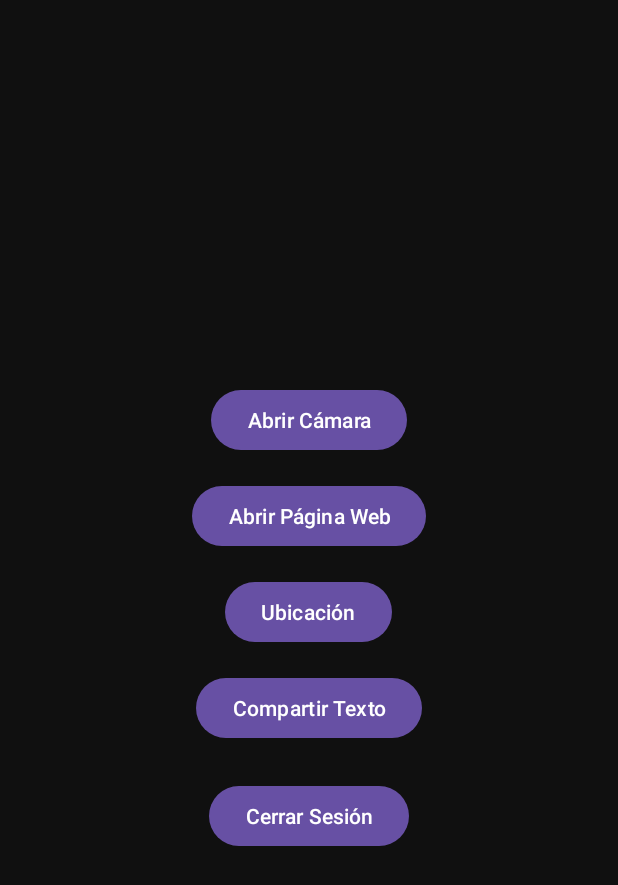
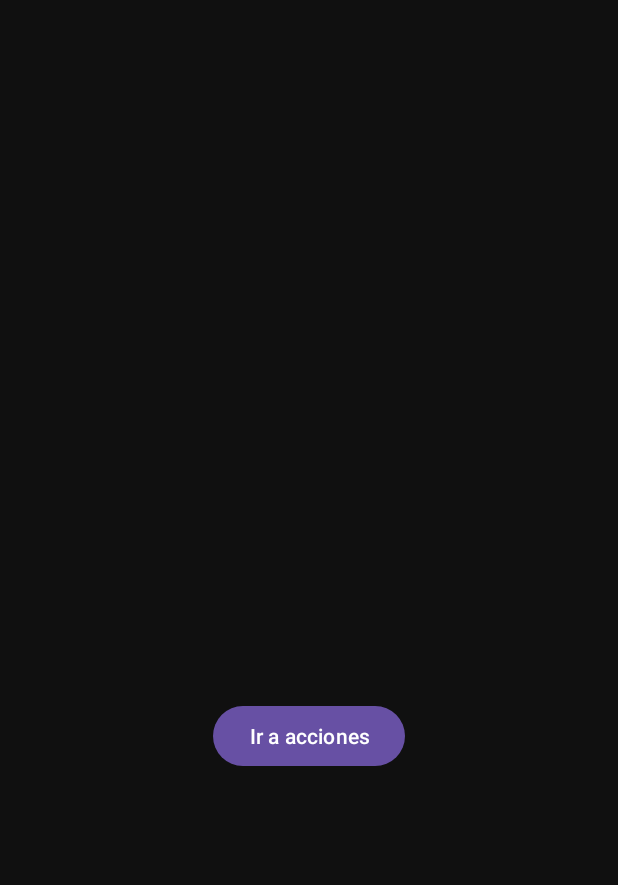
Before and after one commit to MarcoRico02/evaluacion1, an Android app: the layout activity_profile.xml on its own in the app's theme, with its tools: preview values and no code run, on a phone screen of 412 x 824 dp. Shown: the top 885 px of the screen. Run offline under Robolectric (Android 15) with nearby library versions, the phone set to English and light mode, and no system bars.

Commit message:
Pantalla de inicio o perfil del usuario

```diff
--- a/app/src/main/AndroidManifest.xml
+++ b/app/src/main/AndroidManifest.xml
@@ -16,6 +16,7 @@
         <activity android:name=".Onboarding2Activity" />
         <activity android:name=".LoginActivity" />
         <activity android:name=".WelcomeActivity" />
+        <activity android:name=".ProfileActivity" />
         <activity
             android:name=".MainActivity"
             android:exported="true">
--- a/app/src/main/java/com/example/evaluacin1/ProfileActivity.java
+++ b/app/src/main/java/com/example/evaluacin1/ProfileActivity.java
@@ -6,13 +6,30 @@ import android.net.Uri;
 import android.os.Bundle;
 import android.view.View;
 import android.widget.Toast;
+import android.widget.TextView;
 
 public class ProfileActivity extends AppCompatActivity {
+
+    private TextView tvUsername, tvGamesPlayed, tvFavoriteGame, tvAchievements;
 
     @Override
     protected void onCreate(Bundle savedInstanceState) {
         super.onCreate(savedInstanceState);
         setContentView(R.layout.activity_profile);
+
+        // Referencias
+        tvUsername = findViewById(R.id.tvUsername);
+        tvGamesPlayed = findViewById(R.id.tvGamesPlayed);
+        tvFavoriteGame = findViewById(R.id.tvFavoriteGame);
+        tvAchievements = findViewById(R.id.tvAchievements);
+
+        // Datos hardcodeados
+        String username = getIntent().getStringExtra("USERNAME");
+        if(username == null) username = "Alumno";
+        tvUsername.setText("Usuario: " + username);
+        tvGamesPlayed.setText("Juegos jugados: 12");
+        tvFavoriteGame.setText("Juego favorito: Celeste");
+        tvAchievements.setText("Logros desbloqueados: 5/10");
     }
 
     // Abrir cámara
--- a/app/src/main/res/layout/activity_profile.xml
+++ b/app/src/main/res/layout/activity_profile.xml
@@ -7,37 +7,41 @@
     android:layout_width="match_parent"
     android:layout_height="match_parent">
 
-    <Button
-        android:text="Abrir Cámara"
-        android:onClick="openCamera"
+    <TextView
+        android:id="@+id/tvUsername"
+        android:textColor="#FFFFFF"
+        android:textSize="20sp"
+        android:layout_width="wrap_content"
+        android:layout_height="wrap_content"/>
+
+    <TextView
+        android:id="@+id/tvGamesPlayed"
+        android:textColor="#AAAAAA"
+        android:textSize="18sp"
+        android:layout_marginTop="8dp"
+        android:layout_width="wrap_content"
+        android:layout_height="wrap_content"/>
+
+    <TextView
+        android:id="@+id/tvFavoriteGame"
+        android:textColor="#AAAAAA"
+        android:textSize="18sp"
+        android:layout_marginTop="8dp"
+        android:layout_width="wrap_content"
+        android:layout_height="wrap_content"/>
+
+    <TextView
+        android:id="@+id/tvAchievements"
+        android:textColor="#AAAAAA"
+        android:textSize="18sp"
+        android:layout_marginTop="8dp"
         android:layout_width="wrap_content"
         android:layout_height="wrap_content"/>
 
     <Button
-        android:text="Abrir Página Web"
-        android:onClick="openWeb"
-        android:layout_marginTop="16dp"
-        android:layout_width="wrap_content"
-        android:layout_height="wrap_content"/>
-
-    <Button
-        android:text="Ubicación"
-        android:onClick="openLocation"
-        android:layout_marginTop="16dp"
-        android:layout_width="wrap_content"
-        android:layout_height="wrap_content"/>
-
-    <Button
-        android:text="Compartir Texto"
-        android:onClick="shareText"
-        android:layout_marginTop="16dp"
-        android:layout_width="wrap_content"
-        android:layout_height="wrap_content"/>
-
-    <Button
-        android:text="Cerrar Sesión"
-        android:onClick="logout"
-        android:layout_marginTop="24dp"
+        android:onClick="goToActions"
+        android:text="Ir a acciones"
+        android:layout_marginTop="32dp"
         android:layout_width="wrap_content"
         android:layout_height="wrap_content"/>
 </LinearLayout>
```
